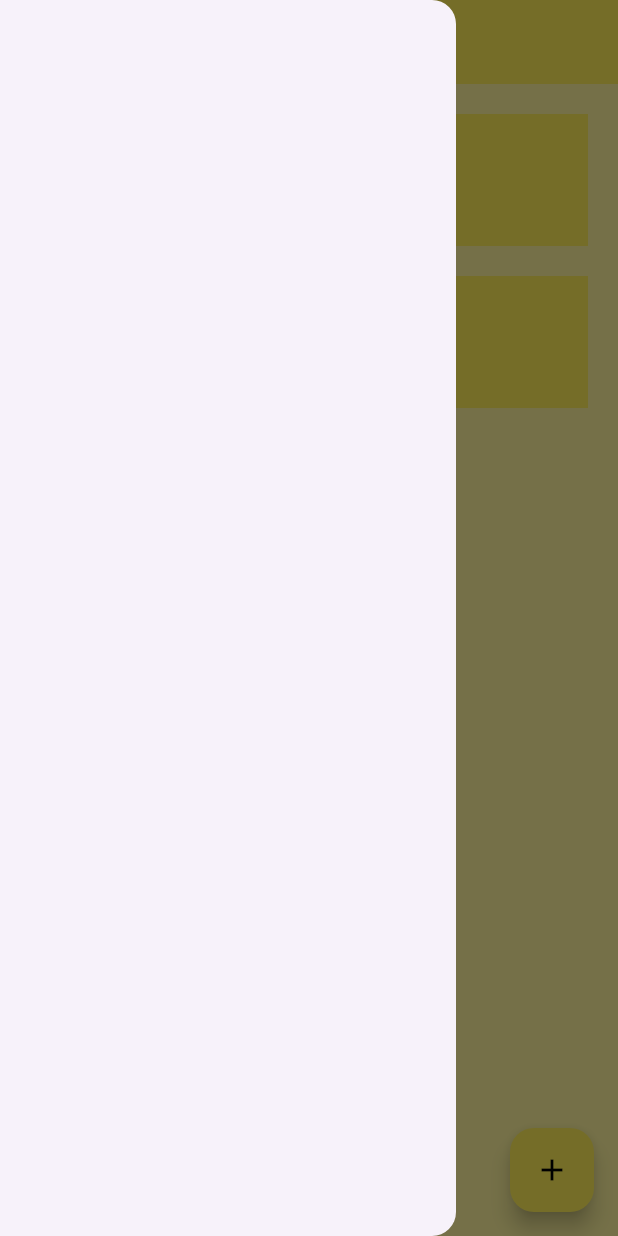
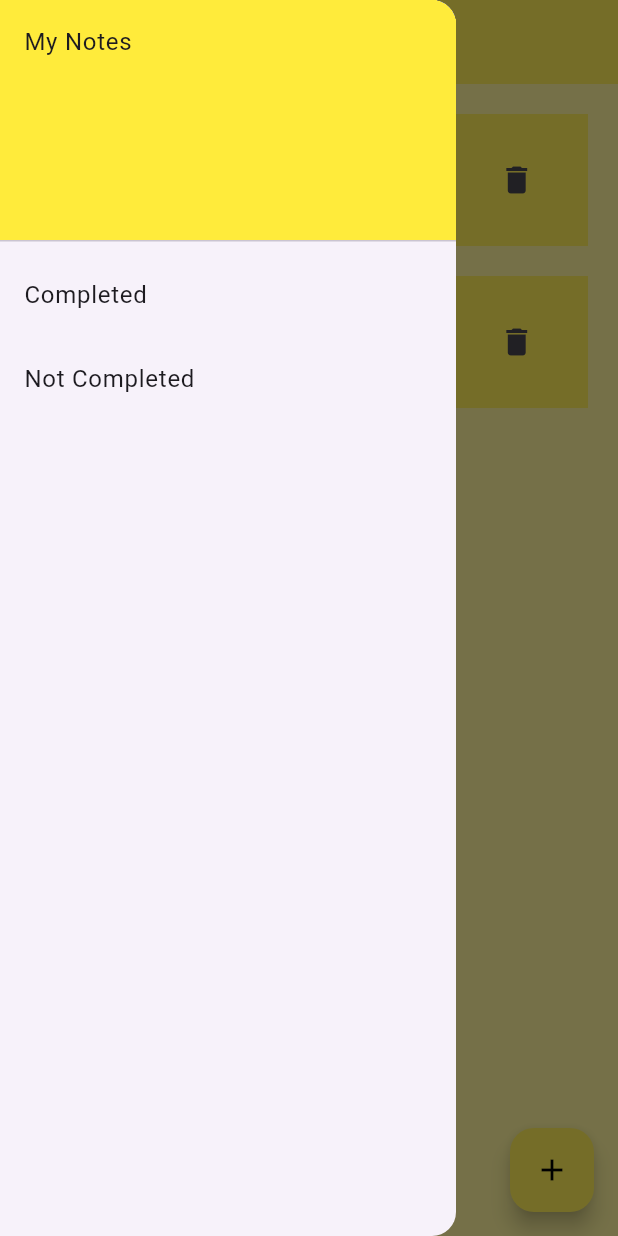
Before and after one commit to chirag14252/Personalized_NotePad, a Flutter app: the screen it shows after launch, with the side drawer open, on a phone screen of 412 x 824 dp. Run offline on Flutter 3.47's test engine with Material 3 defaults, Android fonts, the phone set to English and light mode, and no system bars.

Commit message:
added delete iCon

```diff
--- a/lib/main.dart
+++ b/lib/main.dart
@@ -11,9 +11,6 @@ class MyApp extends StatelessWidget {
   // This widget is the root of your application.
   @override
   Widget build(BuildContext context) {
-    return MaterialApp(
-      debugShowCheckedModeBanner: false,
-      home: HomePage(),
-    );
+    return MaterialApp(debugShowCheckedModeBanner: false, home: HomePage());
   }
 }
--- a/lib/pages/home_pages.dart
+++ b/lib/pages/home_pages.dart
@@ -1,5 +1,6 @@
 import 'package:flutter/material.dart';
 import 'package:my_note/utils/addDialog.dart';
+import 'package:my_note/utils/drawer_dialog.dart';
 import 'package:my_note/utils/todoTile.dart';
 
 class HomePage extends StatefulWidget {
@@ -52,7 +53,7 @@ class _HomePageState extends State<HomePage> {
   Widget build(BuildContext context) {
     return Scaffold(
       backgroundColor: Colors.yellow[200],
-      drawer: Drawer(),
+      drawer: DrawerCustom(),
       appBar: AppBar(
           title: Text(
             "MY NOTES",
--- /dev/null
+++ b/lib/utils/drawer_dialog.dart
@@ -0,0 +1,30 @@
+import 'package:flutter/material.dart';
+
+class DrawerCustom extends StatelessWidget {
+  const DrawerCustom({super.key});
+
+  @override
+  Widget build(BuildContext context) {
+    return Drawer(
+      child: ListView(
+        padding: EdgeInsets.zero,
+        children: [
+          const DrawerHeader(
+            decoration: BoxDecoration(
+              color: Colors.yellow,
+            ),
+            child: Text('My Notes'),
+          ),
+          ListTile(
+            title: Text('Completed'),
+            onTap: () => {},
+          ),
+          ListTile(
+            title: Text('Not Completed'),
+            onTap: () => {},
+          )
+        ],
+      ),
+    );
+  }
+}
--- a/lib/utils/todoTile.dart
+++ b/lib/utils/todoTile.dart
@@ -28,6 +28,8 @@ class toDoTiles extends StatelessWidget {
                   "$taskName",
                   style: TextStyle(fontSize: 16),
                 ),
+                SizedBox(width: 110),
+                IconButton(onPressed: () => {}, icon: Icon(Icons.delete))
               ],
             ),
             padding: EdgeInsets.all(20),
```
